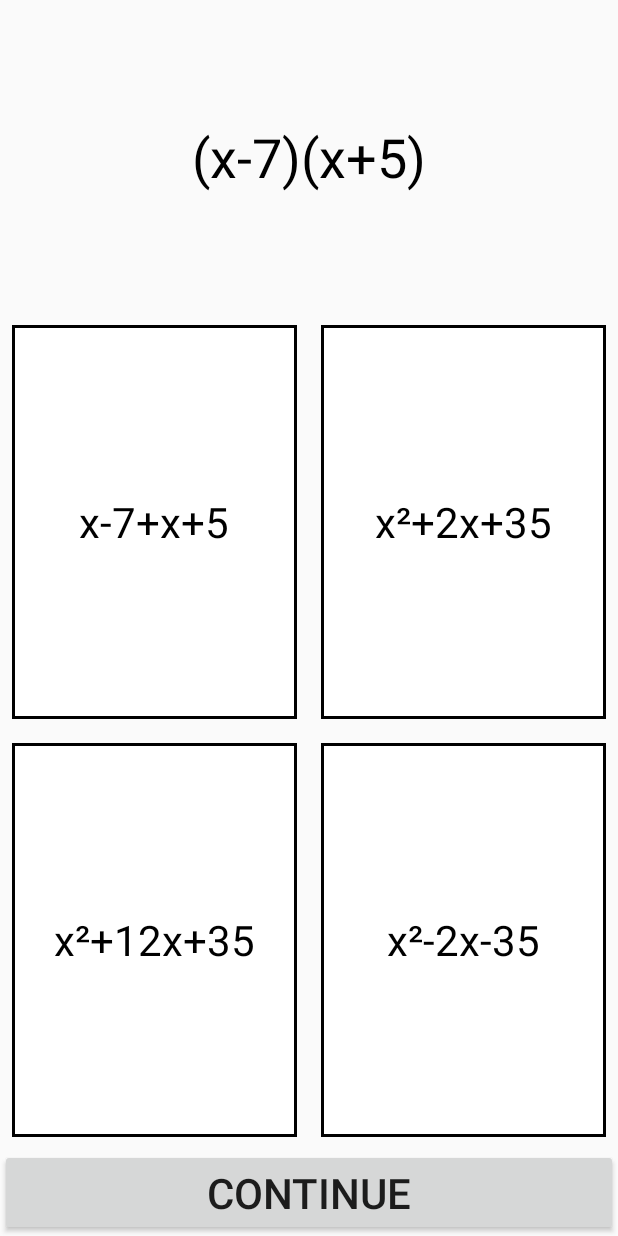
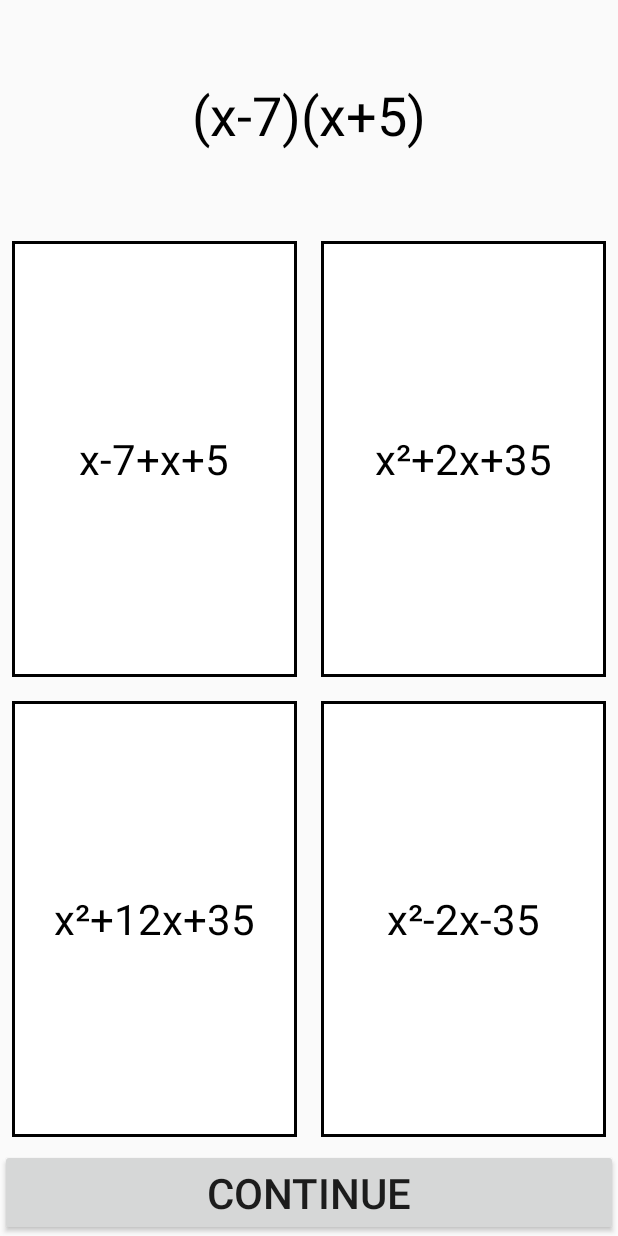
Before and after one commit to 5hwb/maths-learning-game, an Android app: the layout activity_game_screen_mc.xml on its own in the app's theme, with its tools: preview values and no code run, on a phone screen of 412 x 824 dp. Run offline under Robolectric (Android 15) with nearby library versions, the phone set to English and light mode, and no system bars.

Commit message:
Changed default style, removed action bar

```diff
--- a/app/src/main/res/layout/activity_game_screen_mc.xml
+++ b/app/src/main/res/layout/activity_game_screen_mc.xml
@@ -9,7 +9,7 @@
         android:id="@+id/textView_question"
         android:layout_width="match_parent"
         android:layout_height="0dp"
-        android:layout_weight="0.75"
+        android:layout_weight="0.5"
         android:gravity="center"
         android:text="(x-7)(x+5)"
         android:textAlignment="center"
--- a/app/src/main/res/values/styles.xml
+++ b/app/src/main/res/values/styles.xml
@@ -1,7 +1,7 @@
 <resources>
 
     <!-- Base application theme. -->
-    <style name="AppTheme" parent="Theme.AppCompat.Light.DarkActionBar">
+    <style name="AppTheme" parent="Theme.AppCompat.Light.NoActionBar">
         <!-- Customize your theme here. -->
         <item name="colorPrimary">@color/colorPrimary</item>
         <item name="colorPrimaryDark">@color/colorPrimaryDark</item>
```
Also changed, not shown: app/src/main/java/apps/perry/mathslearninggame/GameScreen.java (+0 -11 lines).
